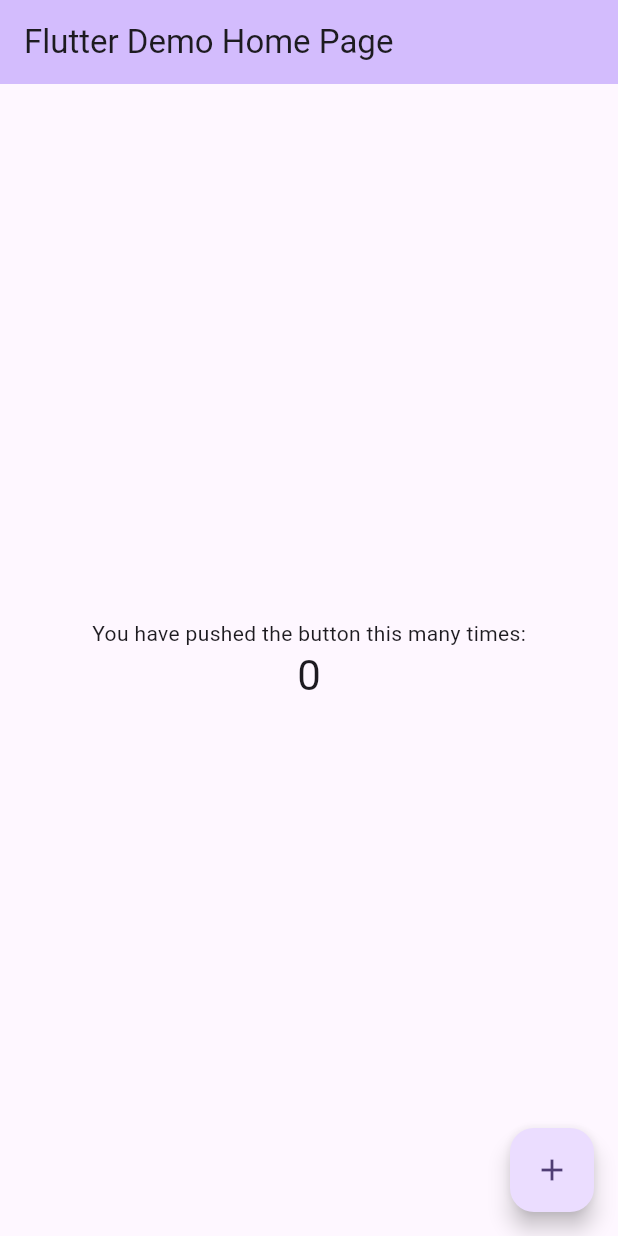
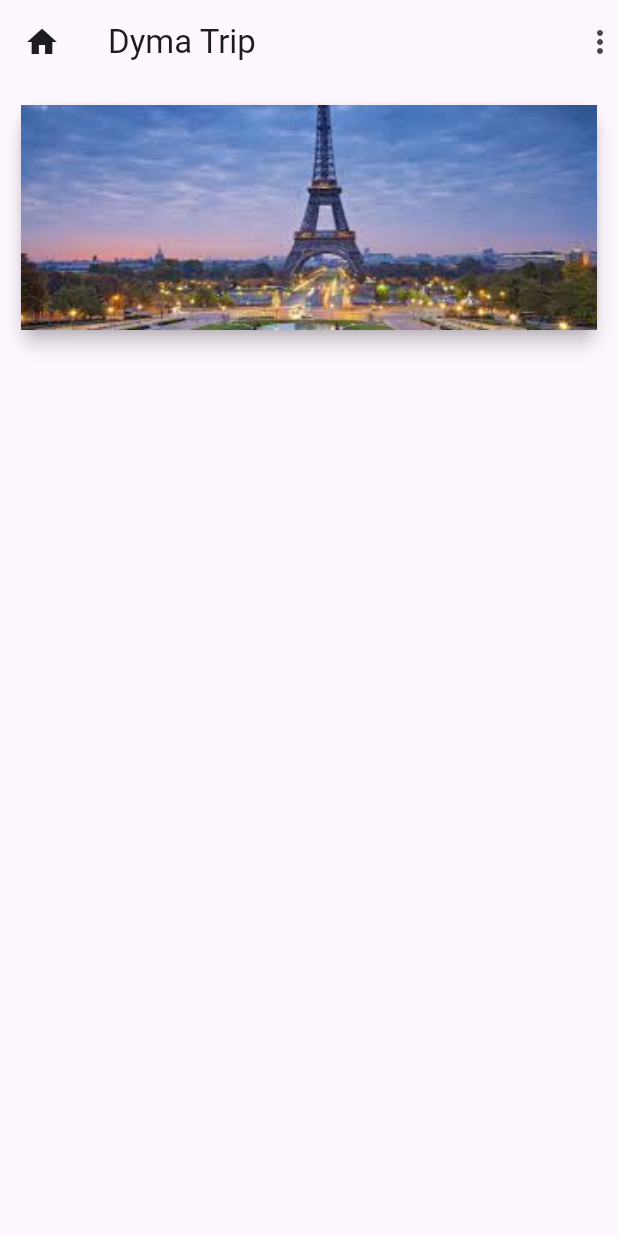
Before and after one commit to Wormav/Flutter_training, a Flutter app: the screen it shows after launch, on a phone screen of 412 x 824 dp. Run offline on Flutter 3.47's test engine with Material 3 defaults, Android fonts, the phone set to English and light mode, and no system bars.

Commit message:
Add new images and remove widget test

```diff
--- a/lib/main.dart
+++ b/lib/main.dart
@@ -1,125 +1,44 @@
 import 'package:flutter/material.dart';
 
-void main() {
-  runApp(const MyApp());
-}
+void main() => runApp(const DymaTrip());
 
-class MyApp extends StatelessWidget {
-  const MyApp({super.key});
+class DymaTrip extends StatelessWidget {
+  const DymaTrip({super.key});
 
   // This widget is the root of your application.
   @override
   Widget build(BuildContext context) {
     return MaterialApp(
-      title: 'Flutter Demo',
-      theme: ThemeData(
-        // This is the theme of your application.
-        //
-        // TRY THIS: Try running your application with "flutter run". You'll see
-        // the application has a purple toolbar. Then, without quitting the app,
-        // try changing the seedColor in the colorScheme below to Colors.green
-        // and then invoke "hot reload" (save your changes or press the "hot
-        // reload" button in a Flutter-supported IDE, or press "r" if you used
-        // the command line to start the app).
-        //
-        // Notice that the counter didn't reset back to zero; the application
-        // state is not lost during the reload. To reset the state, use hot
-        // restart instead.
-        //
-        // This works for code too, not just values: Most code changes can be
-        // tested with just a hot reload.
-        colorScheme: ColorScheme.fromSeed(seedColor: Colors.deepPurple),
-        useMaterial3: true,
+      debugShowCheckedModeBanner: false,
+      home: Scaffold(
+        appBar: AppBar(
+          leading: const Icon(Icons.home),
+          title: const Text('Dyma Trip'),
+          actions: const <Widget>[Icon(Icons.more_vert)],
+        ),
+        body: Container(
+          padding: const EdgeInsets.all(10),
+          child: Column(
+            crossAxisAlignment: CrossAxisAlignment.stretch,
+            children: <Widget>[
+              Card(
+                elevation: 5,
+                child: SizedBox(
+                    height: 150,
+                    child: Stack(
+                      fit: StackFit.expand,
+                      children: <Widget>[
+                        Image.asset(
+                          'assets/images/paris.jpg',
+                          fit: BoxFit.cover,
+                        )
+                      ],
+                    )),
+              )
+            ],
+          ),
+        ),
       ),
-      home: const MyHomePage(title: 'Flutter Demo Home Page'),
     );
   }
 }
-
-class MyHomePage extends StatefulWidget {
-  const MyHomePage({super.key, required this.title});
-
-  // This widget is the home page of your application. It is stateful, meaning
-  // that it has a State object (defined below) that contains fields that affect
-  // how it looks.
-
-  // This class is the configuration for the state. It holds the values (in this
-  // case the title) provided by the parent (in this case the App widget) and
-  // used by the build method of the State. Fields in a Widget subclass are
-  // always marked "final".
-
-  final String title;
-
-  @override
-  State<MyHomePage> createState() => _MyHomePageState();
-}
-
-class _MyHomePageState extends State<MyHomePage> {
-  int _counter = 0;
-
-  void _incrementCounter() {
-    setState(() {
-      // This call to setState tells the Flutter framework that something has
-      // changed in this State, which causes it to rerun the build method below
-      // so that the display can reflect the updated values. If we changed
-      // _counter without calling setState(), then the build method would not be
-      // called again, and so nothing would appear to happen.
-      _counter++;
-    });
-  }
-
-  @override
-  Widget build(BuildContext context) {
-    // This method is rerun every time setState is called, for instance as done
-    // by the _incrementCounter method above.
-    //
-    // The Flutter framework has been optimized to make rerunning build methods
-    // fast, so that you can just rebuild anything that needs updating rather
-    // than having to individually change instances of widgets.
-    return Scaffold(
-      appBar: AppBar(
-        // TRY THIS: Try changing the color here to a specific color (to
-        // Colors.amber, perhaps?) and trigger a hot reload to see the AppBar
-        // change color while the other colors stay the same.
-        backgroundColor: Theme.of(context).colorScheme.inversePrimary,
-        // Here we take the value from the MyHomePage object that was created by
-        // the App.build method, and use it to set our appbar title.
-        title: Text(widget.title),
-      ),
-      body: Center(
-        // Center is a layout widget. It takes a single child and positions it
-        // in the middle of the parent.
-        child: Column(
-          // Column is also a layout widget. It takes a list of children and
-          // arranges them vertically. By default, it sizes itself to fit its
-          // children horizontally, and tries to be as tall as its parent.
-          //
-          // Column has various properties to control how it sizes itself and
-          // how it positions its children. Here we use mainAxisAlignment to
-          // center the children vertically; the main axis here is the vertical
-          // axis because Columns are vertical (the cross axis would be
-          // horizontal).
-          //
-          // TRY THIS: Invoke "debug painting" (choose the "Toggle Debug Paint"
-          // action in the IDE, or press "p" in the console), to see the
-          // wireframe for each widget.
-          mainAxisAlignment: MainAxisAlignment.center,
-          children: <Widget>[
-            const Text(
-              'You have pushed the button this many times:',
-            ),
-            Text(
-              '$_counter',
-              style: Theme.of(context).textTheme.headlineMedium,
-            ),
-          ],
-        ),
-      ),
-      floatingActionButton: FloatingActionButton(
-        onPressed: _incrementCounter,
-        tooltip: 'Increment',
-        child: const Icon(Icons.add),
-      ), // This trailing comma makes auto-formatting nicer for build methods.
-    );
-  }
-}
```
Also changed, not shown: pubspec.yaml (+4 -7 lines), assets/images/lyon.jpg (added), assets/images/nice.jpg (added), assets/images/paris.jpg (added), 1 other file.
